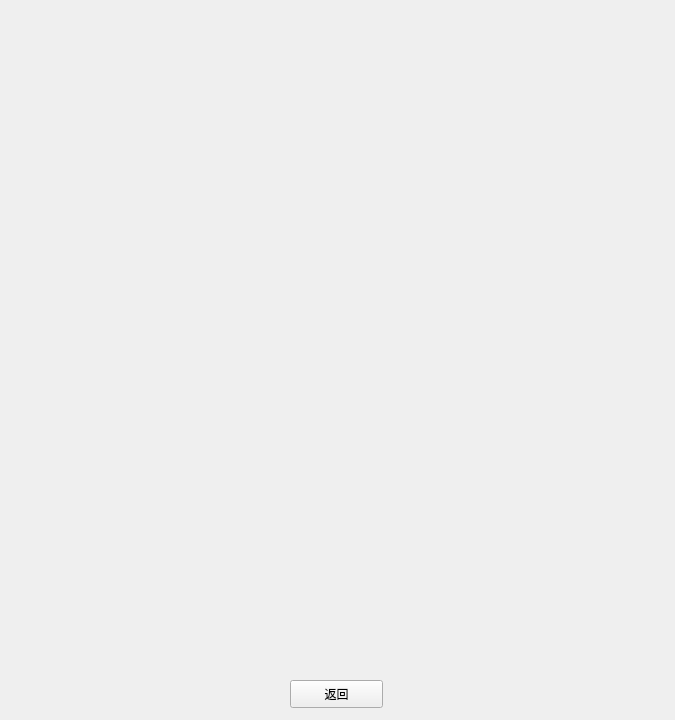
Qt form imageprocessor/picform.ui (Briareu/digital_pic_process) before a commit.
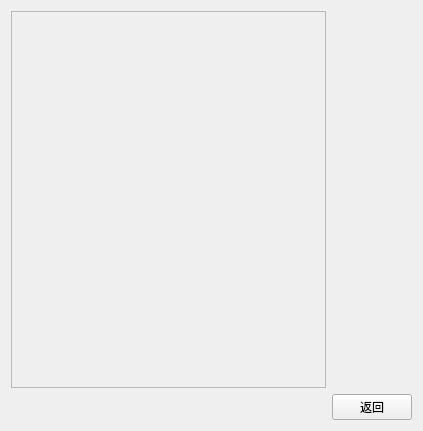
The same form after that commit.

The edit to the form file:
```diff
--- a/imageprocessor/picform.ui
+++ b/imageprocessor/picform.ui
@@ -6,39 +6,48 @@
    <rect>
     <x>0</x>
     <y>0</y>
-    <width>675</width>
-    <height>720</height>
+    <width>423</width>
+    <height>431</height>
    </rect>
   </property>
   <property name="windowTitle">
    <string>图像</string>
   </property>
+  <layout class="QGridLayout" name="gridLayout_2">
+   <item row="0" column="0">
+    <widget class="QScrollArea" name="scrollArea">
+     <property name="widgetResizable">
+      <bool>true</bool>
+     </property>
+     <widget class="QWidget" name="scrollAreaWidgetContents">
+      <property name="geometry">
+       <rect>
+        <x>0</x>
+        <y>0</y>
+        <width>299</width>
+        <height>372</height>
+       </rect>
+      </property>
+      <layout class="QGridLayout" name="gridLayout">
+       <item row="0" column="0">
   <widget class="QLabel" name="picLabel">
-   <property name="geometry">
-    <rect>
-     <x>40</x>
-     <y>30</y>
-     <width>571</width>
-     <height>621</height>
-    </rect>
-   </property>
    <property name="text">
     <string/>
    </property>
   </widget>
+       </item>
+      </layout>
+     </widget>
+    </widget>
+   </item>
+   <item row="1" column="1">
   <widget class="QPushButton" name="pushButton">
-   <property name="geometry">
-    <rect>
-     <x>290</x>
-     <y>680</y>
-     <width>93</width>
-     <height>28</height>
-    </rect>
-   </property>
    <property name="text">
     <string>返回</string>
    </property>
   </widget>
+   </item>
+  </layout>
  </widget>
  <resources/>
  <connections/>
```
Lines whose indentation alone changed are shown as unchanged.
